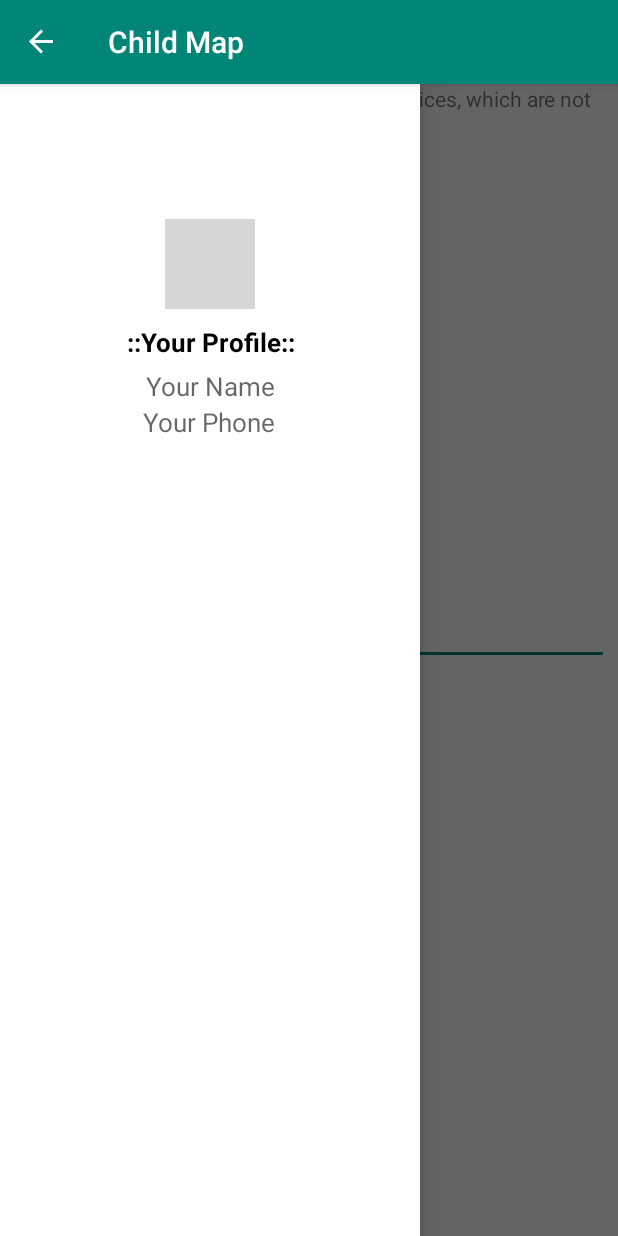
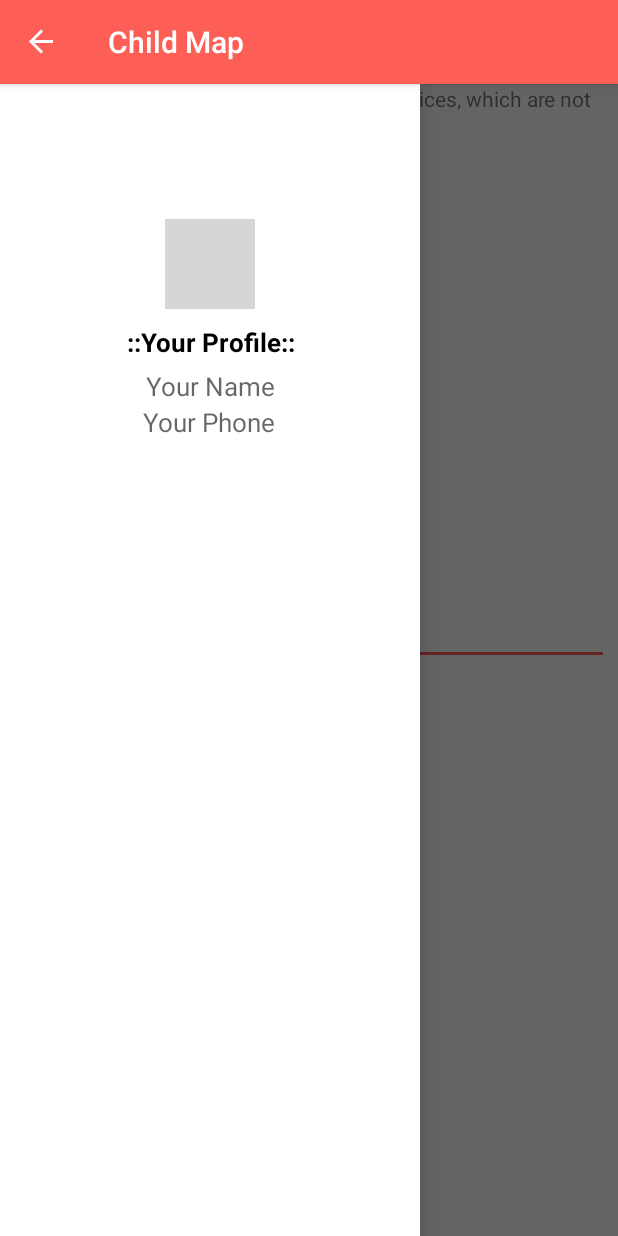
Before and after one commit to Aunshon/SecureYourChild_For_Child, an Android app: the fragment AddParentMenually placed in its activity, with the side drawer open, on a phone screen of 412 x 824 dp. Run offline under Robolectric (Android 15) with nearby library versions, the phone set to English and light mode, and no system bars; our stand-ins replace Firebase (no records; nobody signed in at launch, a user with empty details on screens opened directly); libraries missing offline, so code that uses them is left out: com.firebase.geofire; 2 statements that could not run were skipped; grey boxes are pictures that could not be loaded.

Commit message:
logo , action bar color , progress bar , main activity backgroung updatre

```diff
--- a/app/build.gradle
+++ b/app/build.gradle
@@ -42,5 +42,7 @@ dependencies {
 
     androidTestImplementation 'com.android.support.test:runner:1.0.2'
     androidTestImplementation 'com.android.support.test.espresso:espresso-core:3.0.2'
+
+    implementation 'com.github.ybq:Android-SpinKit:1.2.0'
 }
 apply plugin: 'com.google.gms.google-services'
--- a/app/src/debug/res/menu/child_map_menu.xml
+++ b/app/src/debug/res/menu/child_map_menu.xml
@@ -2,7 +2,7 @@
 <menu xmlns:android="http://schemas.android.com/apk/res/android"
     xmlns:app="http://schemas.android.com/apk/res-auto">
     <item android:id="@+id/map_parent_add_bychild"
-        android:title="Add Parent"
+        android:title="Connect Parent"
         app:showAsAction="never"/>
     <item android:id="@+id/signout" android:title="Sign Out"></item>
 </menu>
--- a/app/src/main/AndroidManifest.xml
+++ b/app/src/main/AndroidManifest.xml
@@ -14,7 +14,7 @@
 
     <application
         android:allowBackup="true"
-        android:icon="@mipmap/ic_launcher"
+        android:icon="@drawable/logo"
         android:label="@string/app_name"
         android:roundIcon="@mipmap/ic_launcher_round"
         android:supportsRtl="true"
@@ -46,7 +46,9 @@
             android:label="Child Registration"
             />
         <activity android:name=".UserTypeActivity" />
-        <activity android:name=".MainActivity">
+        <activity android:name=".MainActivity"
+                  android:theme="@style/AppTheme.NoActionBar"
+            >
             <intent-filter>
                 <action android:name="android.intent.action.MAIN" />
 
--- a/app/src/main/java/com/example/secureyourchildchild/MainActivity.java
+++ b/app/src/main/java/com/example/secureyourchildchild/MainActivity.java
@@ -41,6 +41,10 @@ public class MainActivity extends AppCompatActivity {
         name=sharedPreferences.getString(sharename,"null");
 
         mdatabaseref= FirebaseDatabase.getInstance().getReference("Users");
+
+        sharedEditor=sharedPreferences.edit();
+        sharedEditor.putString(user_type,"Child");
+        sharedEditor.apply();
 //        if (firebaseUser!=null){
 //            mdatabaseref.addValueEventListener(new ValueEventListener() {
 //                @Override
--- a/app/src/main/res/values/colors.xml
+++ b/app/src/main/res/values/colors.xml
@@ -1,7 +1,10 @@
 <?xml version="1.0" encoding="utf-8"?>
 <resources>
-    <color name="colorPrimary">#008577</color>
-    <color name="colorPrimaryDark">#00574B</color>
+    <color name="colorPrimary">#FD5E55</color>
+    <!--<color name="colorPrimary">#FDA397</color>-->
+    <!--<color name="colorPrimary">#008577</color>-->
+    <color name="colorPrimaryDark">#FD5E55</color>
+    <!--<color name="colorPrimaryDark">#00574B</color>-->
     <color name="colorAccent">#D81B60</color>
     <color name="white">#FFFFFF</color>
     <color name="black">#000000</color>
--- a/app/src/main/res/values/styles.xml
+++ b/app/src/main/res/values/styles.xml
@@ -15,4 +15,7 @@
     <style name="AppTheme.AppBarOverlay" parent="ThemeOverlay.AppCompat.Dark.ActionBar" />
 
     <style name="AppTheme.PopupOverlay" parent="ThemeOverlay.AppCompat.Light" />
+    <style name="AppThemeMyLight" parent="Theme.AppCompat.Light">
+        <item name="colorAccent">#0091ea</item>
+    </style>
 </resources>
```
Also changed, not shown: app/src/main/res/layout/activity_main.xml (+16 -5 lines), app/src/main/res/drawable/background.png (added), app/src/main/res/drawable/logo.png (added).
